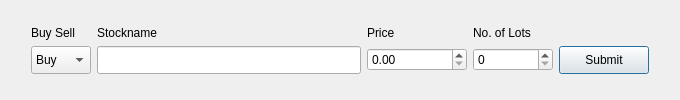
Old version of the form F1_F2/f1_f2_buysell.ui in the repository Likithanaidu07/qt.
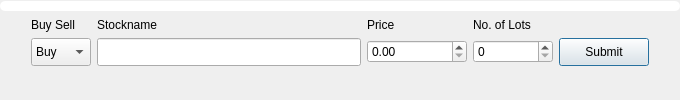
New version of the form.

```diff
--- a/F1_F2/f1_f2_buysell.ui
+++ b/F1_F2/f1_f2_buysell.ui
@@ -29,7 +29,56 @@
    <string>Manual Orders</string>
   </property>
   <layout class="QGridLayout" name="gridLayout">
-   <item row="2" column="1">
+   <property name="leftMargin">
+    <number>0</number>
+   </property>
+   <property name="topMargin">
+    <number>0</number>
+   </property>
+   <property name="rightMargin">
+    <number>0</number>
+   </property>
+   <item row="5" column="2">
+    <spacer name="verticalSpacer">
+     <property name="orientation">
+      <enum>Qt::Vertical</enum>
+     </property>
+     <property name="sizeHint" stdset="0">
+      <size>
+       <width>20</width>
+       <height>40</height>
+      </size>
+     </property>
+    </spacer>
+   </item>
+   <item row="2" column="3">
+    <widget class="QLabel" name="label_3">
+     <property name="text">
+      <string>Price</string>
+     </property>
+    </widget>
+   </item>
+   <item row="2" column="5">
+    <widget class="QLabel" name="label_4">
+     <property name="text">
+      <string>No. of Lots</string>
+     </property>
+    </widget>
+   </item>
+   <item row="3" column="0">
+    <spacer name="verticalSpacer_3">
+     <property name="orientation">
+      <enum>Qt::Vertical</enum>
+     </property>
+     <property name="sizeHint" stdset="0">
+      <size>
+       <width>25</width>
+       <height>40</height>
+      </size>
+     </property>
+    </spacer>
+   </item>
+   <item row="3" column="1">
     <widget class="QComboBox" name="comboBoxBuySell">
      <property name="minimumSize">
       <size>
@@ -49,73 +98,33 @@
      </item>
     </widget>
    </item>
-   <item row="1" column="1">
+   <item row="2" column="1">
     <widget class="QLabel" name="label">
      <property name="text">
       <string>Buy Sell</string>
      </property>
     </widget>
    </item>
+   <item row="3" column="7">
+    <widget class="QPushButton" name="pushButtonSubmit">
+     <property name="minimumSize">
+      <size>
+       <width>90</width>
+       <height>28</height>
+      </size>
+     </property>
+     <property name="maximumSize">
+      <size>
+       <width>90</width>
+       <height>28</height>
+      </size>
+     </property>
+     <property name="text">
+      <string>Submit</string>
+     </property>
+    </widget>
+   </item>
    <item row="3" column="2">
-    <spacer name="verticalSpacer">
-     <property name="orientation">
-      <enum>Qt::Vertical</enum>
-     </property>
-     <property name="sizeHint" stdset="0">
-      <size>
-       <width>20</width>
-       <height>40</height>
-      </size>
-     </property>
-    </spacer>
-   </item>
-   <item row="2" column="8">
-    <spacer name="verticalSpacer_4">
-     <property name="orientation">
-      <enum>Qt::Vertical</enum>
-     </property>
-     <property name="sizeHint" stdset="0">
-      <size>
-       <width>20</width>
-       <height>40</height>
-      </size>
-     </property>
-    </spacer>
-   </item>
-   <item row="1" column="3">
-    <widget class="QLabel" name="label_3">
-     <property name="text">
-      <string>Price</string>
-     </property>
-    </widget>
-   </item>
-   <item row="2" column="0">
-    <spacer name="verticalSpacer_3">
-     <property name="orientation">
-      <enum>Qt::Vertical</enum>
-     </property>
-     <property name="sizeHint" stdset="0">
-      <size>
-       <width>20</width>
-       <height>40</height>
-      </size>
-     </property>
-    </spacer>
-   </item>
-   <item row="0" column="2">
-    <spacer name="verticalSpacer_2">
-     <property name="orientation">
-      <enum>Qt::Vertical</enum>
-     </property>
-     <property name="sizeHint" stdset="0">
-      <size>
-       <width>20</width>
-       <height>40</height>
-      </size>
-     </property>
-    </spacer>
-   </item>
-   <item row="2" column="2">
     <widget class="QLineEdit" name="lineEdit_Stockname">
      <property name="minimumSize">
       <size>
@@ -125,33 +134,7 @@
      </property>
     </widget>
    </item>
-   <item row="1" column="5">
-    <widget class="QLabel" name="label_4">
-     <property name="text">
-      <string>No. of Lots</string>
-     </property>
-    </widget>
-   </item>
-   <item row="2" column="7">
-    <widget class="QPushButton" name="pushButtonSubmit">
-     <property name="minimumSize">
-      <size>
-       <width>90</width>
-       <height>28</height>
-      </size>
-     </property>
-     <property name="maximumSize">
-      <size>
-       <width>90</width>
-       <height>28</height>
-      </size>
-     </property>
-     <property name="text">
-      <string>Submit</string>
-     </property>
-    </widget>
-   </item>
-   <item row="2" column="3" colspan="2">
+   <item row="3" column="3" colspan="2">
     <widget class="QDoubleSpinBox" name="doubleSpinBox_price">
      <property name="minimumSize">
       <size>
@@ -167,14 +150,27 @@
      </property>
     </widget>
    </item>
-   <item row="1" column="2">
+   <item row="3" column="8">
+    <spacer name="verticalSpacer_4">
+     <property name="orientation">
+      <enum>Qt::Vertical</enum>
+     </property>
+     <property name="sizeHint" stdset="0">
+      <size>
+       <width>25</width>
+       <height>40</height>
+      </size>
+     </property>
+    </spacer>
+   </item>
+   <item row="2" column="2">
     <widget class="QLabel" name="label_2">
      <property name="text">
       <string>Stockname</string>
      </property>
     </widget>
    </item>
-   <item row="2" column="5" colspan="2">
+   <item row="3" column="5" colspan="2">
     <widget class="QSpinBox" name="spinBoxLot">
      <property name="minimumSize">
       <size>
@@ -187,6 +183,85 @@
      </property>
     </widget>
    </item>
+   <item row="1" column="0" colspan="9">
+    <widget class="QWidget" name="widget" native="true">
+     <property name="minimumSize">
+      <size>
+       <width>0</width>
+       <height>12</height>
+      </size>
+     </property>
+     <property name="maximumSize">
+      <size>
+       <width>16777215</width>
+       <height>12</height>
+      </size>
+     </property>
+     <layout class="QHBoxLayout" name="horizontalLayout">
+      <property name="spacing">
+       <number>0</number>
+      </property>
+      <property name="leftMargin">
+       <number>0</number>
+      </property>
+      <property name="topMargin">
+       <number>0</number>
+      </property>
+      <property name="rightMargin">
+       <number>0</number>
+      </property>
+      <property name="bottomMargin">
+       <number>0</number>
+      </property>
+      <item>
+       <widget class="QProgressBar" name="progressBar">
+        <property name="minimumSize">
+         <size>
+          <width>0</width>
+          <height>10</height>
+         </size>
+        </property>
+        <property name="maximumSize">
+         <size>
+          <width>16777215</width>
+          <height>10</height>
+         </size>
+        </property>
+        <property name="styleSheet">
+         <string notr="true">#progressBar {
+    background: qlineargradient(x1:0, y1:0, x2:1, y2:0,
+        stop: 0 rgba(255, 255, 255, 0), /* Transparent at the start */
+        stop: 0.1 rgba(255, 255, 255, 1), /* Fade in effect */
+        stop: 0.9 rgba(255, 255, 255, 1), /* Fully opaque */
+        stop: 1 rgba(255, 255, 255, 0)); /* Transparent at the end */
+    border: 0px solid rgba(255, 255, 255, 1);
+    border-radius: 5px;
+    text-align: center;
+    height: 20px;
+    color: black; /* Set the text color to black or any other color */
+}
+
+#progressBar::chunk {
+    background: qlineargradient(x1:0, y1:0, x2:1, y2:0,
+        stop: 0 rgba(116, 166, 190, 0), /* Transparent at the start */
+        stop: 0.2 rgba(116, 166, 190, 1), /* Fade in effect */
+        stop: 0.8 rgba(116, 166, 190, 1), /* Fully opaque */
+        stop: 1 rgba(116, 166, 190, 0)); /* Transparent at the end */
+    border-radius: 8px;
+}
+</string>
+        </property>
+        <property name="maximum">
+         <number>0</number>
+        </property>
+        <property name="value">
+         <number>-1</number>
+        </property>
+       </widget>
+      </item>
+     </layout>
+    </widget>
+   </item>
   </layout>
  </widget>
  <tabstops>
```
